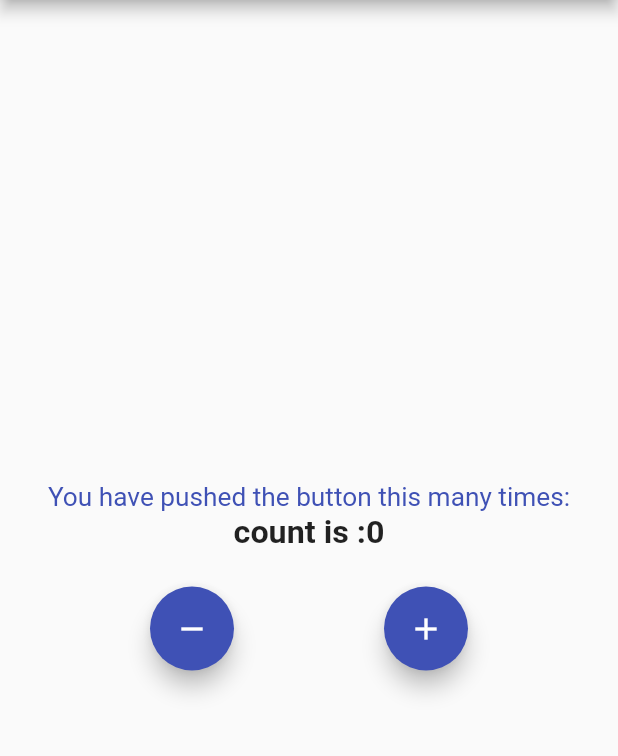
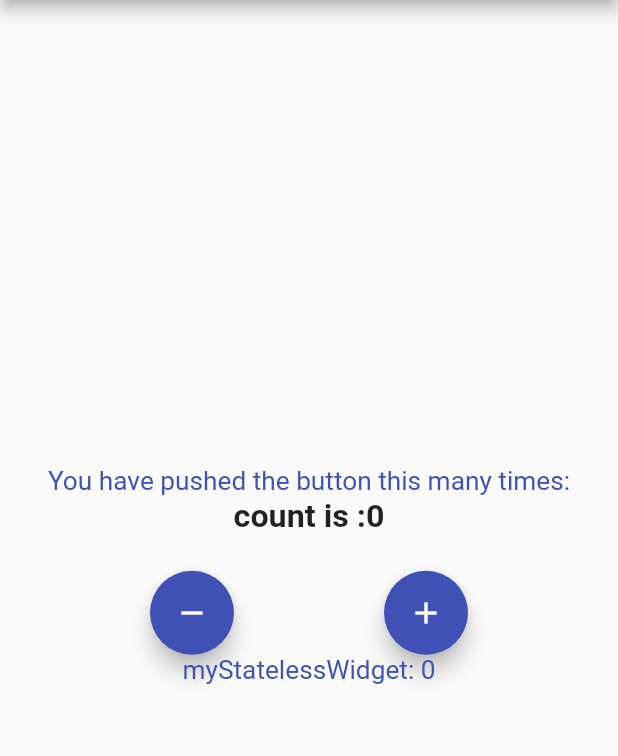
Before and after one commit to seriCodes/imdSoft, a Flutter app: the screen it shows after launch, on a phone screen of 412 x 824 dp, the part 84-840 px from its top. Run offline on Flutter 3.47's test engine with Material 2 defaults, Android fonts, the phone set to English and light mode, and no system bars; our stand-ins replace bloc, flutter_bloc, form_field_validator, image_picker.

Commit message:
basic BlocProvider befor routes

```diff
--- /dev/null
+++ b/lib/playgroung/bloc/anotherWidget.dart
@@ -0,0 +1,19 @@
+import 'package:first_app/playgroung/cubit/counter_cubit.dart'; //created automaticlly after BlocBuilder<CounterCubit, CounterState>
+import 'package:flutter/material.dart';
+import 'package:flutter_bloc/flutter_bloc.dart';
+
+
+class myStatelessWidget extends StatelessWidget {
+  const myStatelessWidget({Key  key}) : super(key: key);
+
+  @override
+  Widget build(BuildContext context) {
+    return Container(
+      child: BlocBuilder<CounterCubit, CounterState>(
+        builder: (context, state) {
+          return Text('myStatelessWidget: ${state.counterValue.toString()}');
+        },
+      ),
+    );
+  }
+}
--- a/lib/playgroung/bloc/myHome.dart
+++ b/lib/playgroung/bloc/myHome.dart
@@ -1,6 +1,9 @@
 import 'package:first_app/playgroung/cubit/counter_cubit.dart';
 import 'package:flutter/material.dart';
 import 'package:flutter_bloc/flutter_bloc.dart';
+import './anotherWidget.dart';
+import './statelessScreenOne.dart';
+
 
 class MyHomePage extends StatefulWidget {
   MyHomePage({Key key, this.title}) : super(key: key);
@@ -58,7 +61,7 @@ class _MyHomePageState extends State<MyHomePage> {
               mainAxisAlignment: MainAxisAlignment.spaceEvenly,
               children: [
                 FloatingActionButton(
-                  // heroTag: Text('${widget.title}'),
+                  heroTag: Text('${widget.title}'),
                   onPressed: () {
                     BlocProvider.of<CounterCubit>(context).decrement();
                   },
@@ -76,7 +79,11 @@ class _MyHomePageState extends State<MyHomePage> {
                 ),
 
               ],
-            )
+            ),
+            myStatelessWidget(),
+// IconButton(onPressed: (){
+//   Navigator.of(context).pushNamed(MyStaelessScreen.routeName);
+// }, icon: Icon(Icons.one_k))
           ],
         ),
       ),
--- a/pubspec.yaml
+++ b/pubspec.yaml
@@ -28,7 +28,9 @@ dependencies:
   path_provider: ^1.1.0
   path: ^1.8.0
   flutter_bloc: ^6.0.5
-
+  test: ^1.15.2
+  bloc_test: ^7.0.4
+  equatable: ^1.2.5
   # The following adds the Cupertino Icons font to your application.
   # Use with the CupertinoIcons class for iOS style icons.
   cupertino_icons: ^1.0.2
```
Also changed, not shown: lib/main.dart (+10 -6 lines), lib/playgroung/bloc/statelessScreenOne.dart (added, +36 -0 lines), lib/playgroung/myDart.dart (added, +8 -0 lines), pubspec.lock, 2 other files.
